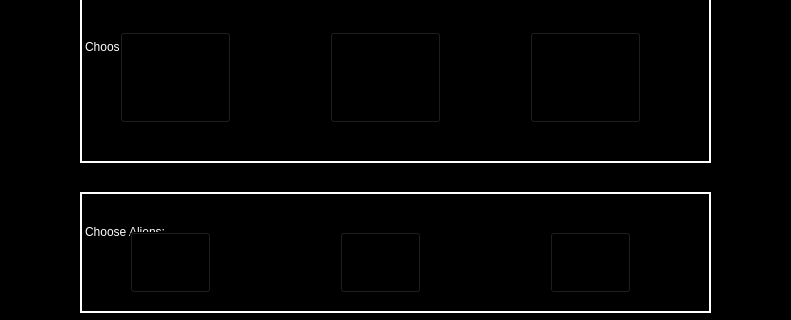
Before: the Qt Designer form settings.ui in MicahMumaw/Space_-_Invaders, drawn with Qt 5; both pictures show x 320 to 1111 and y 448 to 768 of the 1336 by 768 pixel window.
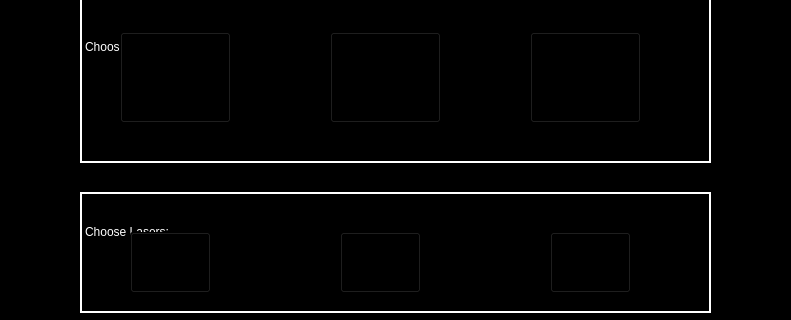
After: the same form once the commit is applied.

What changed in the file:
```diff
--- a/settings.ui
+++ b/settings.ui
@@ -205,7 +205,7 @@
 border: 2px solid white ;</string>
    </property>
    <property name="text">
-    <string>Choose Aliens:
+    <string>Choose Lasers:
 
 
 </string>
```
